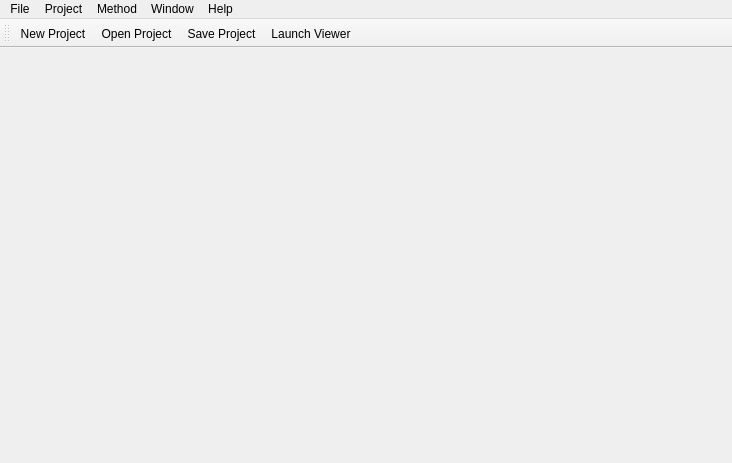
Qt form src/SchedulerGUI/Windows/MainWindow.ui (DanielZorin/movepoint) before a commit.
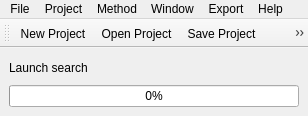
The same form after that commit. Icons and pictures are not drawn.

Commit message: [+] Trace saving [+] Progress bar

What changed in the file:
```diff
--- a/src/SchedulerGUI/Windows/MainWindow.ui
+++ b/src/SchedulerGUI/Windows/MainWindow.ui
@@ -6,8 +6,8 @@
    <rect>
     <x>0</x>
     <y>0</y>
-    <width>732</width>
-    <height>463</height>
+    <width>308</width>
+    <height>116</height>
    </rect>
   </property>
   <property name="sizePolicy">
@@ -37,14 +37,29 @@
    <property name="styleSheet">
     <string notr="true"/>
    </property>
-   <layout class="QVBoxLayout" name="verticalLayout_2"/>
+   <layout class="QVBoxLayout" name="verticalLayout_2">
+    <item>
+     <widget class="QLabel" name="label">
+      <property name="text">
+       <string>Launch search</string>
+      </property>
+     </widget>
+    </item>
+    <item>
+     <widget class="QProgressBar" name="progress">
+      <property name="value">
+       <number>0</number>
+      </property>
+     </widget>
+    </item>
+   </layout>
   </widget>
   <widget class="QMenuBar" name="menubar">
    <property name="geometry">
     <rect>
      <x>0</x>
      <y>0</y>
-     <width>732</width>
+     <width>308</width>
      <height>21</height>
     </rect>
    </property>
@@ -94,10 +109,19 @@
     <addaction name="actionLoad_New_System"/>
     <addaction name="actionGenerate_Random_System"/>
    </widget>
+   <widget class="QMenu" name="menuExport">
+    <property name="title">
+     <string>Export</string>
+    </property>
+    <addaction name="actionTrace"/>
+    <addaction name="actionResult"/>
+    <addaction name="actionGenerate_Code"/>
+   </widget>
    <addaction name="menuFile"/>
    <addaction name="menuProject"/>
    <addaction name="menuMethod"/>
    <addaction name="menuWindow"/>
+   <addaction name="menuExport"/>
    <addaction name="menuHelp"/>
   </widget>
   <widget class="QToolBar" name="toolBar">
```
Left out of the diff: 32 changed lines with no effect on the pictures. The commit also changes 11 other files.
